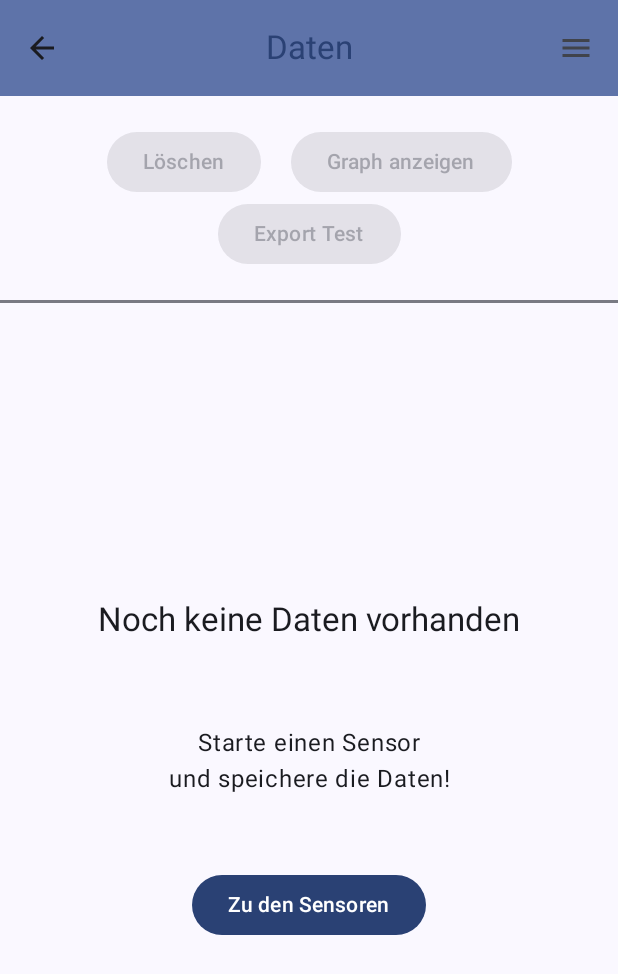
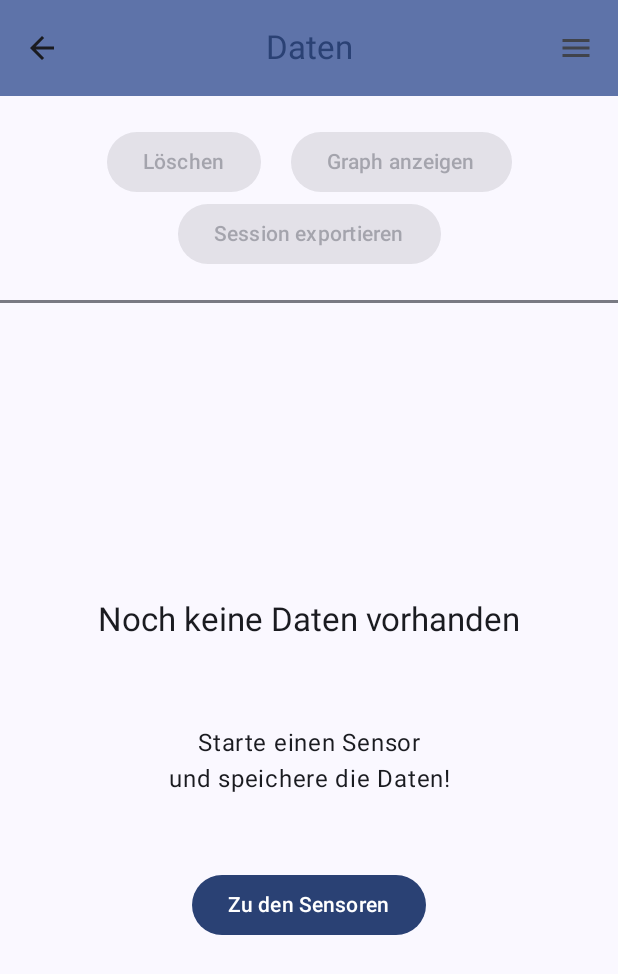
Before and after one commit to ChristianFigge/camc-praktikum1, an Android app built with Jetpack Compose: the DataIndexScreen screen opened through its navigation route, on a phone screen of 412 x 824 dp. Shown: the top 974 px of the screen. Run offline under Robolectric (Android 15) with nearby library versions, the phone set to English and light mode, and no system bars; network calls fail.

Commit message:
SensorData Record Session Export

```diff
--- a/app/src/main/java/com/example/camc_praktikum1/MainActivity.kt
+++ b/app/src/main/java/com/example/camc_praktikum1/MainActivity.kt
@@ -59,10 +59,9 @@ class MainActivity : ComponentActivity() {
         // Note: registerForActivityResult() has to be used BEFORE Activity() creation is finished!
         // i.e. we have to define the Launcher here and use a local reference for dynamic file contents
         // ref https://developer.android.com/training/basics/intents/result#kotlin
-        // Thanks a lot to mister Alaa https://stackoverflow.com/questions/64476827/how-to-resolve-the-error-lifecycleowners-must-call-register-before-they-are-sta
         var zipFileContent = byteArrayOf() // overwrite this and call Launcher.launch("filename")
         val zipFileCreationLauncher = registerForActivityResult(
-            ActivityResultContracts.CreateDocument("application/zip")) { uri ->
+            ActivityResultContracts.CreateDocument("application/octet-stream")) { uri ->
             uri?.let {
                 try {
                     val fileOutputStream = contentResolver.openOutputStream(it)
--- a/app/src/main/java/com/example/camc_praktikum1/data/models/ExportSessionData.kt
+++ b/app/src/main/java/com/example/camc_praktikum1/data/models/ExportSessionData.kt
@@ -8,5 +8,5 @@ data class ExportSessionData(
     val createdAt: Long,
     val durationMs: Long,
     val sensorTypes: List<String>,
-    val sensorRecords: List<List<SensorEventData>>,
+    val sensorRecordings: List<List<SensorEventData>>,
 )
--- a/app/src/main/java/com/example/camc_praktikum1/ui/screens/DataIndexScreen.kt
+++ b/app/src/main/java/com/example/camc_praktikum1/ui/screens/DataIndexScreen.kt
@@ -75,9 +75,10 @@ fun DataIndexScreen(
                     onClick = { onShowPlotClick() }
                 )
             }
+            //Spacer(Modifier.height(10.dp))
             Row() {
                 Button(
-                    content = { Text("Export Test") },
+                    content = { Text("Session exportieren") },
                     enabled = selectedMetaData != null,
                     modifier = Modifier.padding(horizontal = 10.dp),
                     onClick = {
```
Also changed, not shown: app/src/main/java/com/example/camc_praktikum1/data/InternalStorage.kt (+28 -1 lines).
